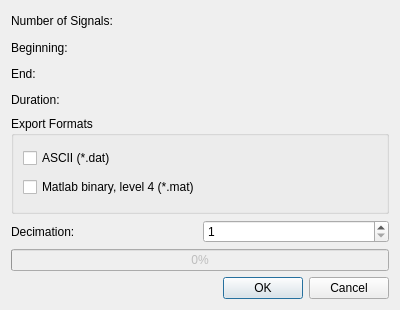
The window that widgets/ExportDialog.ui (sblanchet/dls) describes before a commit, drawn with Qt 5.
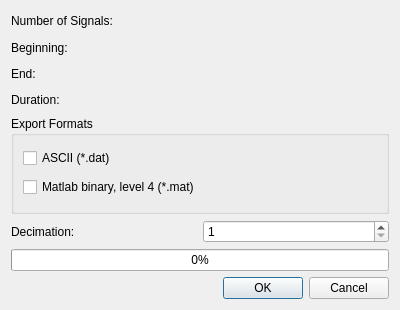
The same window after the commit.

Commit message: Enable progress bar.

```diff
--- a/widgets/ExportDialog.ui
+++ b/widgets/ExportDialog.ui
@@ -144,9 +144,6 @@
    </item>
    <item>
     <widget class="QProgressBar" name="progressBar">
-     <property name="enabled">
-      <bool>false</bool>
-     </property>
      <property name="value">
       <number>0</number>
      </property>
```
